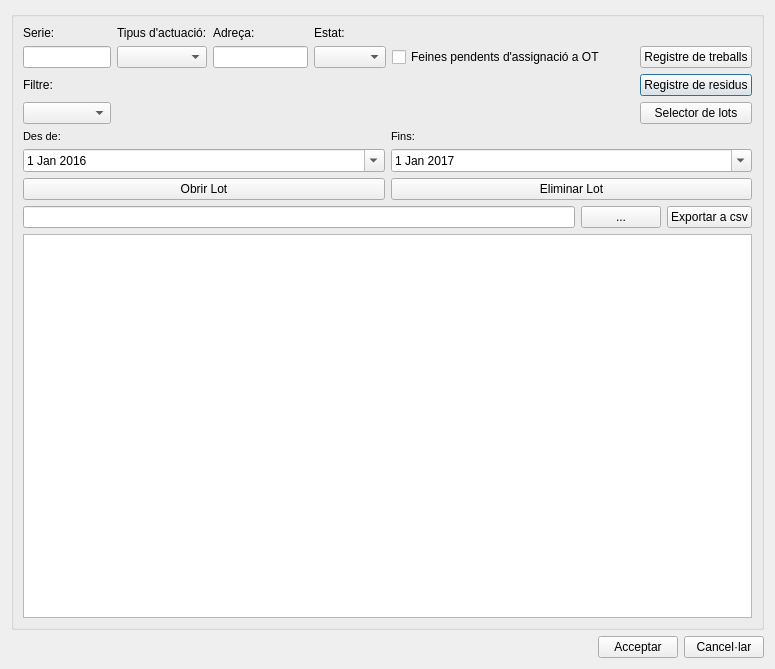
Giswater/giswater_qgis_plugin, file ui/lot_management.ui: the form before one commit.
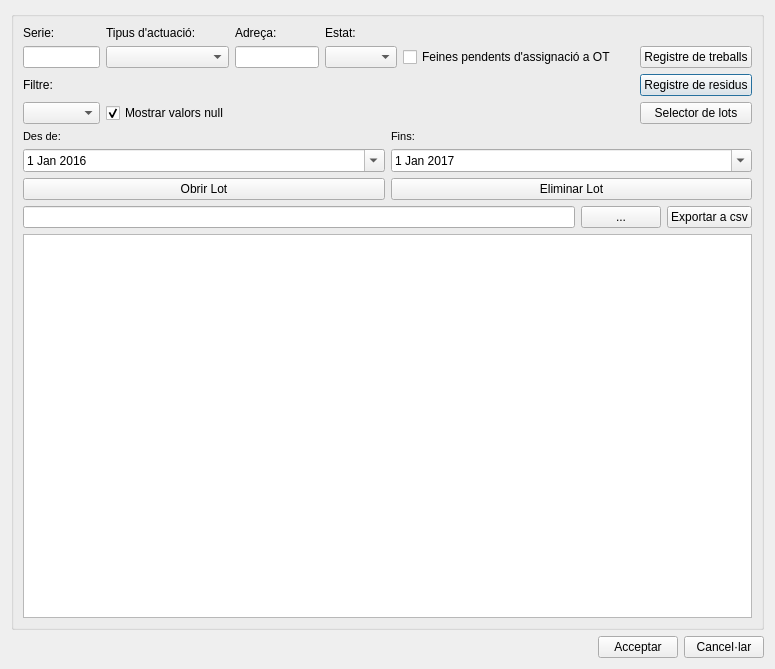
The form after the commit.

Commit message: Enhancement: lot manager and table visits on add lot form

Diff of the .ui file:
```diff
--- a/ui/lot_management.ui
+++ b/ui/lot_management.ui
@@ -120,6 +120,16 @@
           </property>
          </widget>
         </item>
+        <item row="3" column="1">
+         <widget class="QCheckBox" name="chk_show_nulls">
+          <property name="text">
+           <string>Mostrar valors null</string>
+          </property>
+          <property name="checked">
+           <bool>true</bool>
+          </property>
+         </widget>
+        </item>
        </layout>
       </item>
       <item>
```
The commit also changes 1 other file.
